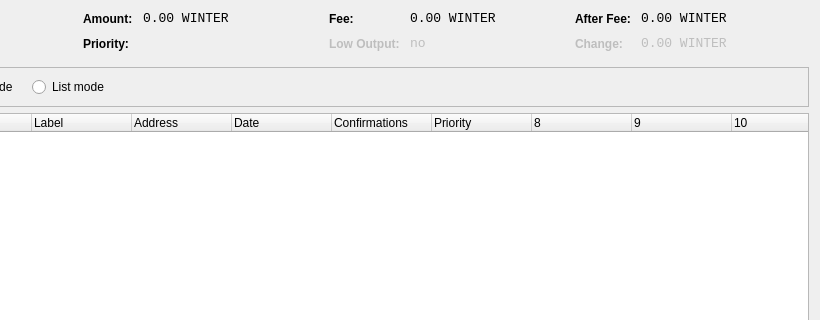
Above: src/qt/forms/coincontroldialog.ui from HowToCloneAnAltcoin/Freakcoin before the change; both pictures show x 180 to 1000 and y 0 to 320 of the 1000 by 500 pixel window. Below: the same form after it.
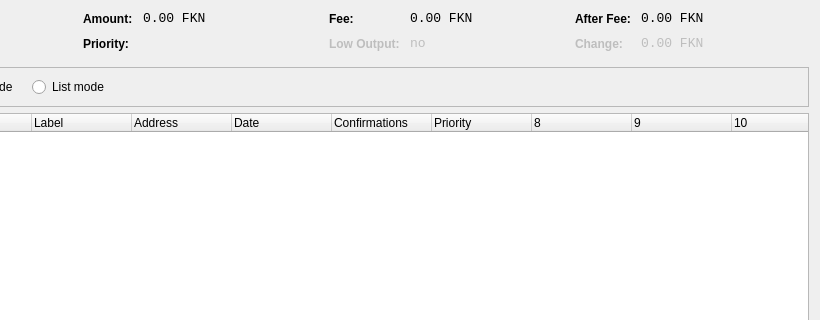
That is the form after the change. Custom widgets are drawn as their Qt base class.

Patch:
```diff
--- a/src/qt/forms/coincontroldialog.ui
+++ b/src/qt/forms/coincontroldialog.ui
@@ -141,7 +141,7 @@
           <enum>Qt::ActionsContextMenu</enum>
          </property>
          <property name="text">
-          <string notr="true">0.00 WINTER</string>
+          <string notr="true">0.00 FKN</string>
          </property>
          <property name="textInteractionFlags">
           <set>Qt::LinksAccessibleByMouse|Qt::TextSelectableByKeyboard|Qt::TextSelectableByMouse</set>
@@ -221,7 +221,7 @@
           <enum>Qt::ActionsContextMenu</enum>
          </property>
          <property name="text">
-          <string notr="true">0.00 WINTER</string>
+          <string notr="true">0.00 FKN</string>
          </property>
          <property name="textInteractionFlags">
           <set>Qt::LinksAccessibleByMouse|Qt::TextSelectableByKeyboard|Qt::TextSelectableByMouse</set>
@@ -307,7 +307,7 @@
           <enum>Qt::ActionsContextMenu</enum>
          </property>
          <property name="text">
-          <string notr="true">0.00 WINTER</string>
+          <string notr="true">0.00 FKN</string>
          </property>
          <property name="textInteractionFlags">
           <set>Qt::LinksAccessibleByMouse|Qt::TextSelectableByKeyboard|Qt::TextSelectableByMouse</set>
@@ -345,7 +345,7 @@
           <enum>Qt::ActionsContextMenu</enum>
          </property>
          <property name="text">
-          <string notr="true">0.00 WINTER</string>
+          <string notr="true">0.00 FKN</string>
          </property>
          <property name="textInteractionFlags">
           <set>Qt::LinksAccessibleByMouse|Qt::TextSelectableByKeyboard|Qt::TextSelectableByMouse</set>
```
